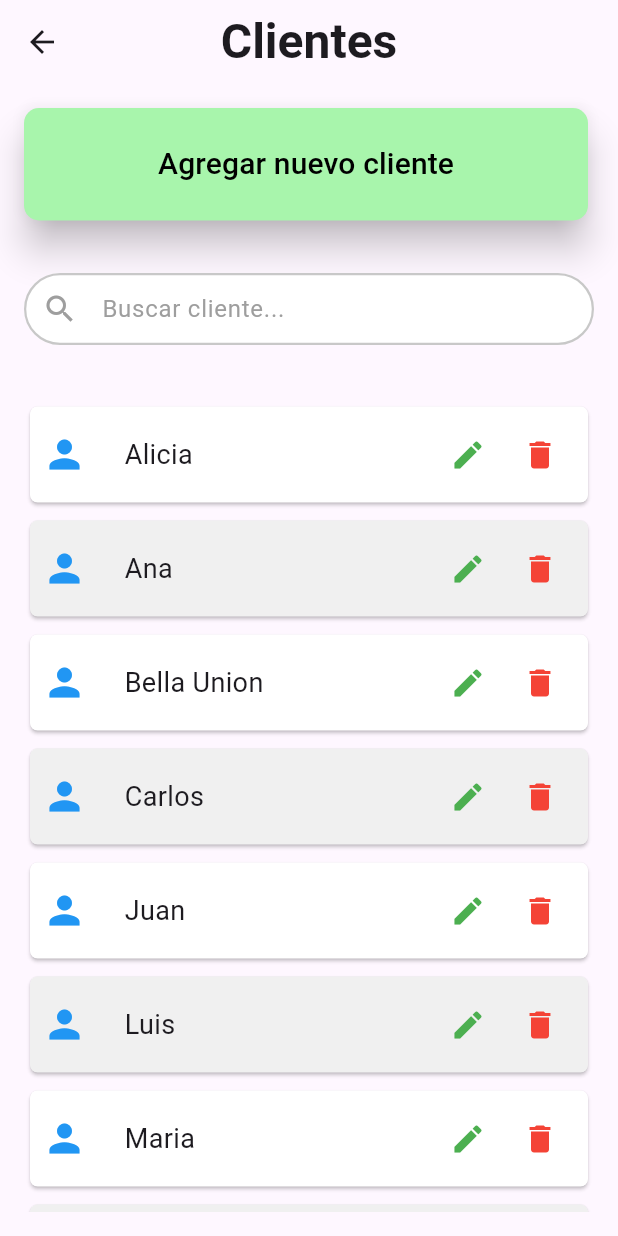
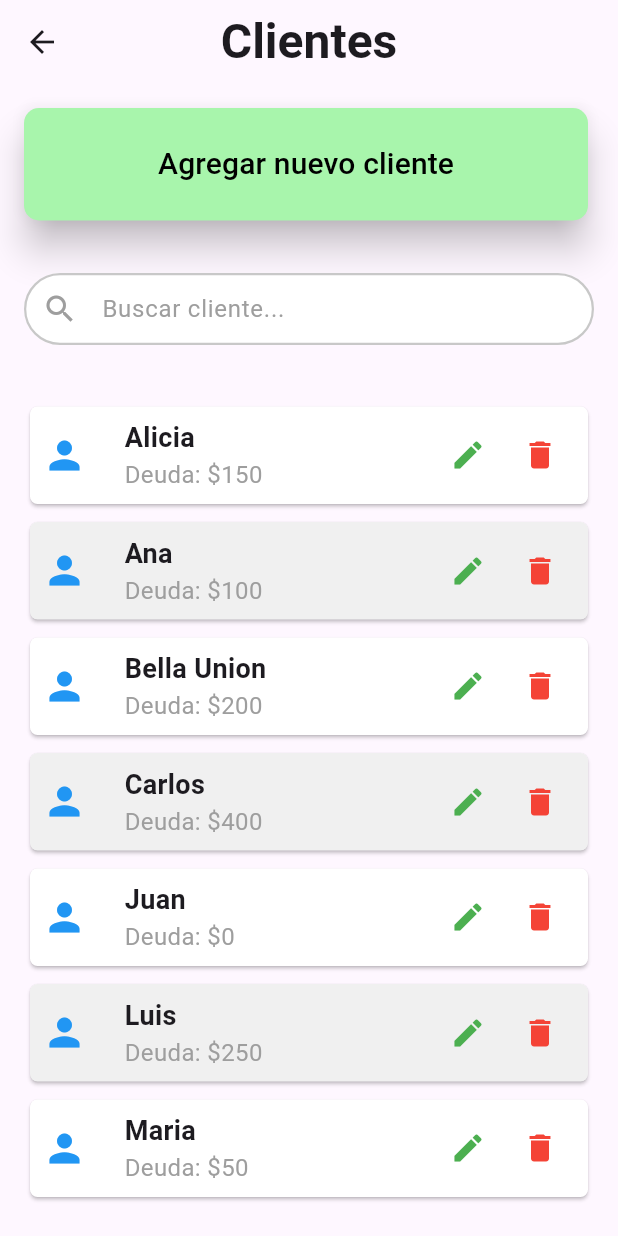
Before and after one commit to SantiagoEguzquiza/Tobaco, a Flutter app: the ClientesScreen screen opened directly, after a tap on the "edit" icon, on a phone screen of 412 x 824 dp. Run offline on Flutter 3.47's test engine with Material 3 defaults, Android fonts, the phone set to English and light mode, and no system bars.

Commit message:
Added detealleCliente_Screen

```diff
--- a/tobaco/lib/Screens/Clientes/clientes_screen.dart
+++ b/tobaco/lib/Screens/Clientes/clientes_screen.dart
@@ -1,6 +1,8 @@
 // ignore_for_file: library_private_types_in_public_api
 
 import 'package:flutter/material.dart';
+import 'package:tobaco/Models/Cliente.dart';
+import 'package:tobaco/Screens/Clientes/detalleCliente_screen.dart';
 
 class ClientesScreen extends StatefulWidget {
   const ClientesScreen({super.key});
@@ -10,27 +12,99 @@ class ClientesScreen extends StatefulWidget {
 }
 
 class _ClientesScreenState extends State<ClientesScreen> {
-  final List<String> clientes = [
-    'Bella Union',
-    'Alicia',
-    'Pedro',
-    'Maria',
-    'Juan',
-    'Carlos',
-    'Ana',
-    'Luis',
-    'Sofia',
-    'Miguel',
+  final List<Cliente> clientes = [
+    Cliente(
+      id: 1,
+      nombre: 'Bella Union',
+      direccion: 'Calle Principal 123',
+      telefono: 123456789,
+      whatsapp: '987654321',
+      deuda: 200,
+    ),
+    Cliente(
+      id: 2,
+      nombre: 'Alicia',
+      direccion: 'Av. Libertad 456',
+      telefono: 987654321,
+      whatsapp: '123456789',
+      deuda: 150,
+    ),
+    Cliente(
+      id: 3,
+      nombre: 'Pedro',
+      direccion: 'Calle Secundaria 789',
+      telefono: 456789123,
+      whatsapp: '789123456',
+      deuda: 300,
+    ),
+    Cliente(
+      id: 4,
+      nombre: 'Maria',
+      direccion: 'Av. Siempre Viva 101',
+      telefono: 321654987,
+      whatsapp: '654987321',
+      deuda: 50,
+    ),
+    Cliente(
+      id: 5,
+      nombre: 'Juan',
+      direccion: 'Calle Falsa 102',
+      telefono: 741852963,
+      whatsapp: '852963741',
+      deuda: 0,
+    ),
+    Cliente(
+      id: 6,
+      nombre: 'Carlos',
+      direccion: 'Av. Central 103',
+      telefono: 963852741,
+      whatsapp: '741963852',
+      deuda: 400,
+    ),
+    Cliente(
+      id: 7,
+      nombre: 'Ana',
+      direccion: 'La Paz 123',
+      telefono: 123456789,
+      whatsapp: '987654321',
+      deuda: 100,
+    ),
+    Cliente(
+      id: 8,
+      nombre: 'Luis',
+      direccion: 'Calle Norte 104',
+      telefono: 852741963,
+      whatsapp: '963852741',
+      deuda: 250,
+    ),
+    Cliente(
+      id: 9,
+      nombre: 'Sofia',
+      direccion: 'Av. Sur 105',
+      telefono: 159753486,
+      whatsapp: '486753159',
+      deuda: 75,
+    ),
+    Cliente(
+      id: 10,
+      nombre: 'Miguel',
+      direccion: 'Calle Este 106',
+      telefono: 357951486,
+      whatsapp: '486159753',
+      deuda: 500,
+    ),
   ];
+
   String searchQuery = '';
 
   @override
   Widget build(BuildContext context) {
     final filteredClientes = clientes
         .where((cliente) =>
-            cliente.toLowerCase().contains(searchQuery.toLowerCase()))
+            cliente.nombre.toLowerCase().contains(searchQuery.toLowerCase()))
         .toList()
-      ..sort((a, b) => a.toLowerCase().compareTo(b.toLowerCase()));
+      ..sort(
+          (a, b) => a.nombre.toLowerCase().compareTo(b.nombre.toLowerCase()));
 
     return Scaffold(
       appBar: AppBar(
@@ -40,7 +114,6 @@ class _ClientesScreenState extends State<ClientesScreen> {
           style: TextStyle(fontSize: 32, fontWeight: FontWeight.bold),
         ),
       ),
-
       body: Padding(
         padding: const EdgeInsets.all(16.0),
         child: Column(
@@ -67,7 +140,6 @@ class _ClientesScreenState extends State<ClientesScreen> {
                     'Agregar nuevo cliente',
                     style: TextStyle(
                       fontSize: 20,
-
                     ),
                   ),
                 ],
@@ -123,19 +195,30 @@ class _ClientesScreenState extends State<ClientesScreen> {
               child: ListView.builder(
                 itemCount: filteredClientes.length,
                 itemBuilder: (context, index) {
+                  final cliente = filteredClientes[index];
                   return Card(
                     shape: RoundedRectangleBorder(
                       borderRadius: BorderRadius.circular(5),
                     ),
                     color: index % 2 == 0
                         ? const Color.fromARGB(
-                            255, 255, 255, 255) // Gris claro para impares
+                            255, 255, 255, 255) // Blanco para impares
                         : const Color.fromARGB(
-                            255, 240, 240, 240), // Verde claro para pares
+                            255, 240, 240, 240), // Gris claro para pares
                     margin:
                         const EdgeInsets.symmetric(vertical: 6, horizontal: 4),
                     child: Padding(
                       padding: const EdgeInsets.all(8.0),
+                      child: InkWell(
+                        onTap: () {
+                          Navigator.push(
+                            context,
+                            MaterialPageRoute(
+                              builder: (context) =>
+                                  DetalleClienteScreen(cliente: cliente),
+                            ),
+                          );
+                        },
                         child: Row(
                           mainAxisAlignment: MainAxisAlignment.spaceBetween,
                           children: [
@@ -145,15 +228,26 @@ class _ClientesScreenState extends State<ClientesScreen> {
                               size: 30,
                               color: Colors.blue,
                             ),
-                            // Nombre del cliente
                             const SizedBox(width: 25), // Espaciado adicional
                             Expanded(
-                            child: Text(
-                              filteredClientes[index],
+                              child: Column(
+                                crossAxisAlignment: CrossAxisAlignment.start,
+                                children: [
+                                  Text(
+                                    cliente.nombre,
                                     style: const TextStyle(
                                       fontSize: 18,
+                                      fontWeight: FontWeight.bold,
                                     ),
-                              textAlign: TextAlign.left,
+                                  ),
+                                  Text(
+                                    'Deuda: \$${cliente.deuda}',
+                                    style: const TextStyle(
+                                      fontSize: 16,
+                                      color: Colors.grey,
+                                    ),
+                                  ),
+                                ],
                               ),
                             ),
                             // Botón para editar cliente
@@ -164,8 +258,7 @@ class _ClientesScreenState extends State<ClientesScreen> {
                               ),
                               onPressed: () {
                                 // Acción para editar cliente
-                              print(
-                                  'Editar cliente: ${filteredClientes[index]}');
+                                print('Editar cliente: ${cliente.nombre}');
                               },
                             ),
                             // Botón para eliminar cliente
@@ -176,11 +269,11 @@ class _ClientesScreenState extends State<ClientesScreen> {
                               ),
                               onPressed: () {
                                 // Acción para eliminar cliente
-                              print(
-                                  'Eliminar cliente: ${filteredClientes[index]}');
+                                print('Eliminar cliente: ${cliente.nombre}');
                               },
                             ),
                           ],
+                        ),
                       ),
                     ),
                   );
--- a/tobaco/lib/Screens/Clientes/detalleCliente_screen.dart
+++ b/tobaco/lib/Screens/Clientes/detalleCliente_screen.dart
@@ -13,26 +13,20 @@ class DetalleClienteScreen extends StatelessWidget {
     deuda: 100,
   );
 
-  final String nombreCliente;
-  final String direccion;
-  final String telefono;
-  final String deuda;
+  late String nombreCliente;
+  late String direccion;
+  late String telefono;
+  late String deuda;
 
-  DetalleClienteScreen({
-    Key? key,
-    required this.nombreCliente,
-    required this.direccion,
-    required this.telefono,
-    required this.deuda,
-  }) : super(key: key);
+  DetalleClienteScreen({required Cliente cliente}) {
+    nombreCliente = cliente.nombre;
+    direccion = cliente.direccion!;
+    telefono = cliente.telefono.toString();
+    deuda = cliente.deuda.toString();
+  }
 
-  DetalleClienteScreen.empty({
-    Key? key,
-  })  : nombreCliente = 'Ana',
-        direccion = 'La Paz 123',
-        telefono = '012-345-6789',
-        deuda = '100.00',
-        super(key: key);
+
+
 
   @override
   Widget build(BuildContext context) {
@@ -51,18 +45,18 @@ class DetalleClienteScreen extends StatelessWidget {
             ),
             Text(
               direccion,
-              style: TextStyle(fontSize: 16),
+              style: const TextStyle(fontSize: 16),
             ),
-            SizedBox(height: 16),
+            const SizedBox(height: 16),
             const Text(
               'Teléfono:',
               style: TextStyle(fontSize: 16, fontWeight: FontWeight.bold),
             ),
             Text(
               telefono,
-              style: TextStyle(fontSize: 16),
+              style: const TextStyle(fontSize: 16),
             ),
-            SizedBox(height: 16),
+            const SizedBox(height: 16),
             const Text(
               'Deuda:',
               style: TextStyle(fontSize: 16, fontWeight: FontWeight.bold),
--- a/tobaco/lib/Screens/menu_screen.dart
+++ b/tobaco/lib/Screens/menu_screen.dart
@@ -1,4 +1,5 @@
 import 'package:flutter/material.dart';
+import 'package:tobaco/Models/Cliente.dart';
 import 'package:tobaco/Screens/Clientes/clientes_screen.dart';
 import 'package:tobaco/Screens/Clientes/detalleCliente_screen.dart';
 
@@ -69,7 +70,7 @@ class MenuScreen extends StatelessWidget {
                   ),
                   onPressed: () {Navigator.push(
                       context,
-                      MaterialPageRoute(builder: (context) =>  DetalleClienteScreen.empty()),
+                      MaterialPageRoute(builder: (context) => const ClientesScreen()),
                     );},
                   child: Column(
                     mainAxisAlignment: MainAxisAlignment.center,
```
Lines whose indentation alone changed are shown as unchanged.
